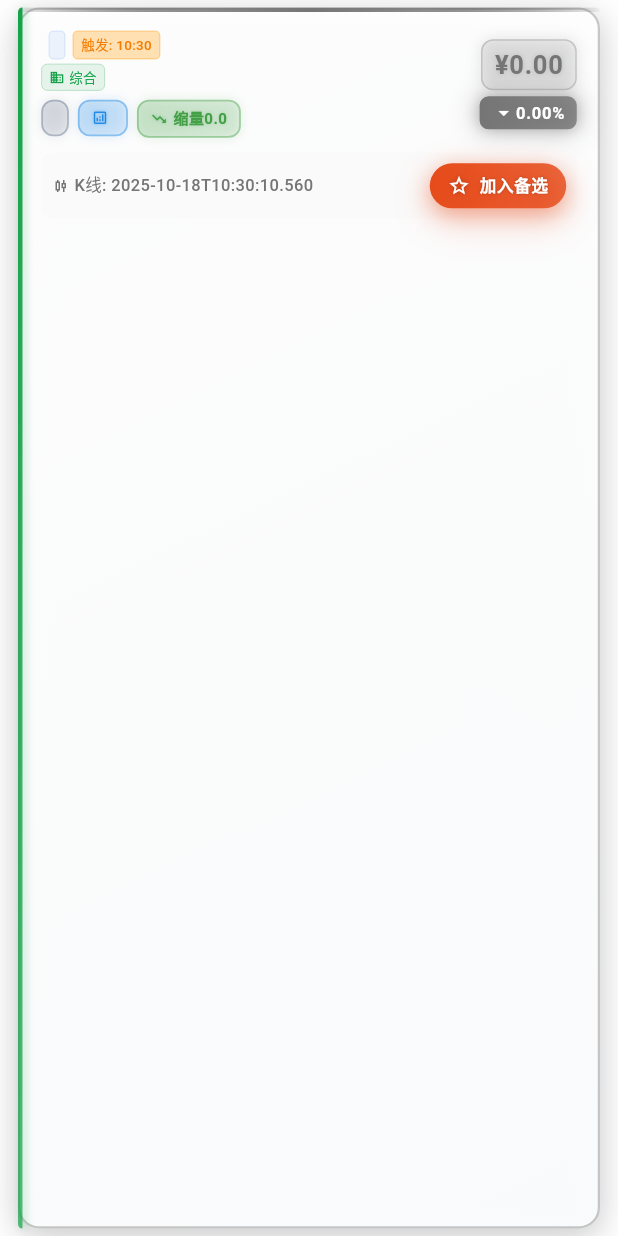
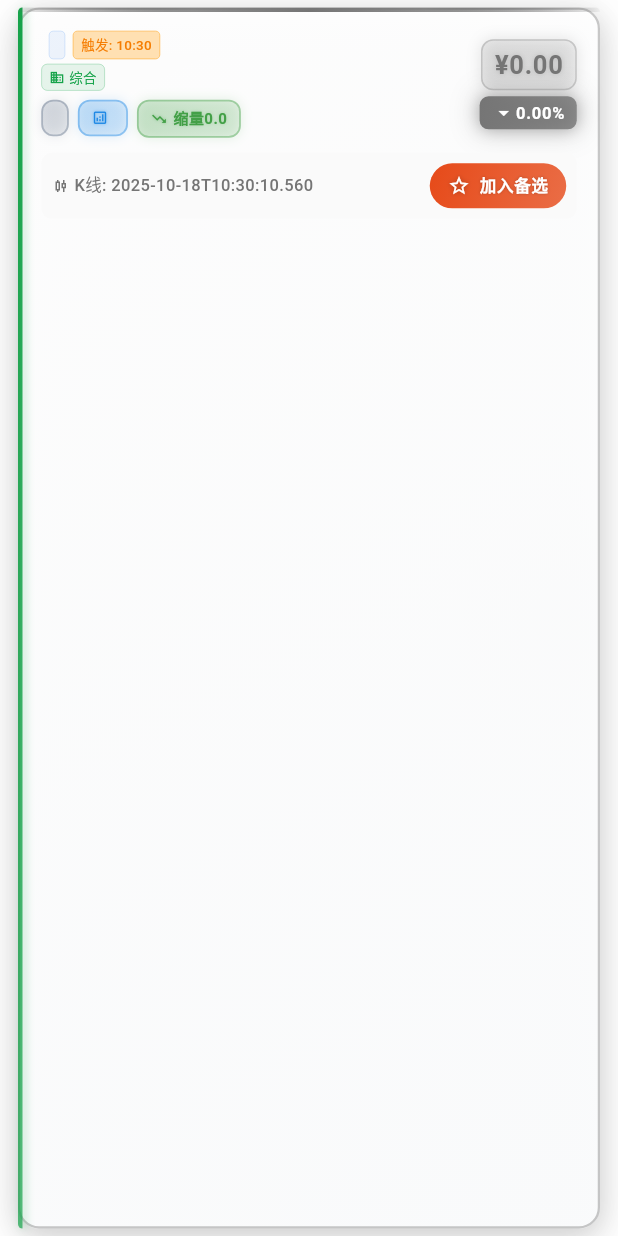
Before and after one commit to halower/stock_project, a Flutter app: the StockListItem widget shown alone on an empty page, opened directly with empty values, on a phone screen of 412 x 824 dp. Run offline on Flutter 3.47's test engine with Material 3 defaults, Android fonts, the phone set to English and light mode, and no system bars; our stand-ins replace device_info_plus, fl_chart, flutter_markdown, google_fonts, shared_preferences, sqflite and 2 more; missing offline and left inert: mailer, markdown, webview_flutter_android, webview_flutter_wkwebview; accounts and stored records are empty; network calls fail.

Commit message:
去掉加入备选按钮的阴影效果

```diff
--- a/stock_app_client/lib/widgets/stock_list_item.dart
+++ b/stock_app_client/lib/widgets/stock_list_item.dart
@@ -768,20 +768,6 @@ class _StockListItemState extends State<StockListItem> with SingleTickerProvider
             end: Alignment.bottomRight,
           ),
           borderRadius: BorderRadius.circular(20),
-          boxShadow: [
-            BoxShadow(
-              color: buttonColor.withOpacity(0.4),
-              blurRadius: 12,
-              spreadRadius: 0,
-              offset: const Offset(0, 4),
-            ),
-            BoxShadow(
-              color: buttonColor.withOpacity(0.2),
-              blurRadius: 20,
-              spreadRadius: 2,
-              offset: const Offset(0, 8),
-            ),
-          ],
         ),
         child: Row(
           mainAxisSize: MainAxisSize.min,
```
